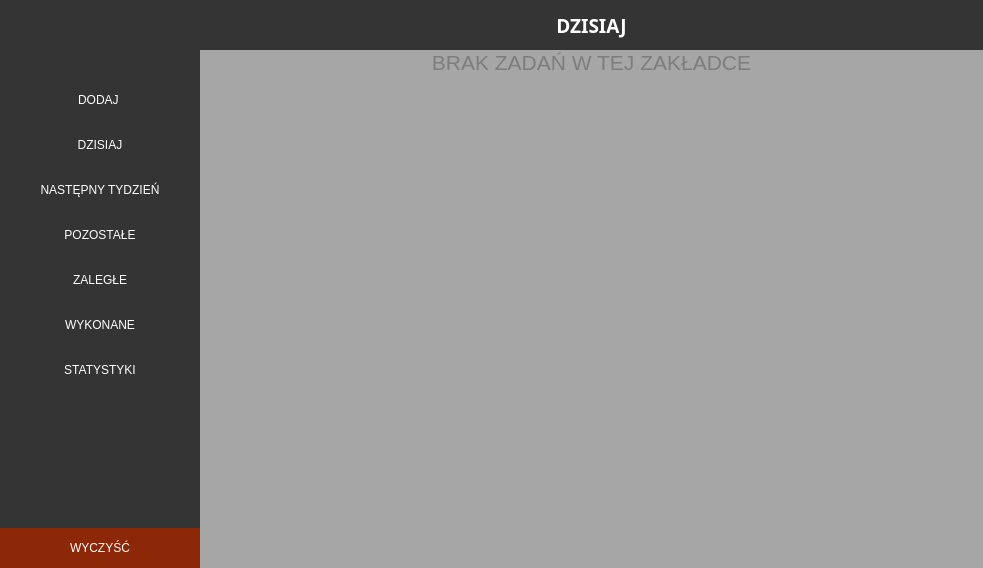
The window that mainwindow.ui (albixus/to_do_list_university_project) describes before a commit, drawn with Qt 5.
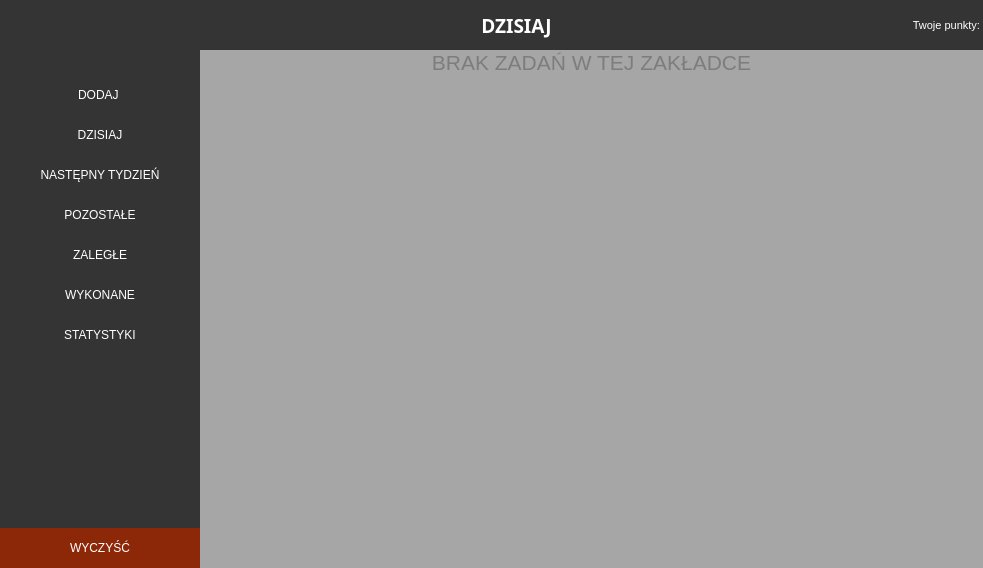
The same window after the commit. Icons and pictures are not drawn.

Patch:
```diff
--- a/mainwindow.ui
+++ b/mainwindow.ui
@@ -27,7 +27,13 @@
     <normaloff>:/images/img/to_do_list.png</normaloff>:/images/img/to_do_list.png</iconset>
   </property>
   <property name="styleSheet">
-   <string notr="true">#centralWidget
+   <string notr="true">#rank_label
+{
+		background-color:rgb(52, 52, 52);
+		color:white;
+}
+
+#centralWidget
 {
 	background-color:rgb(166, 166, 166);
 }
@@ -162,7 +168,7 @@
          <item>
           <layout class="QVBoxLayout" name="sidebar_layout">
            <property name="spacing">
-            <number>5</number>
+            <number>0</number>
            </property>
            <property name="topMargin">
             <number>0</number>
@@ -400,7 +406,7 @@
            <x>0</x>
            <y>0</y>
            <width>767</width>
-           <height>567</height>
+           <height>569</height>
           </rect>
          </property>
          <property name="minimumSize">
@@ -426,6 +432,14 @@
            <number>0</number>
           </property>
           <item>
+           <layout class="QHBoxLayout" name="header_layout">
+            <property name="spacing">
+             <number>0</number>
+            </property>
+            <property name="topMargin">
+             <number>0</number>
+            </property>
+            <item>
            <widget class="QLabel" name="header">
             <property name="minimumSize">
              <size>
@@ -468,6 +482,32 @@
              <set>Qt::NoTextInteraction</set>
             </property>
            </widget>
+            </item>
+            <item>
+             <widget class="QLabel" name="rank_label">
+              <property name="maximumSize">
+               <size>
+                <width>150</width>
+                <height>16777215</height>
+               </size>
+              </property>
+              <property name="font">
+               <font>
+                <pointsize>8</pointsize>
+               </font>
+              </property>
+              <property name="text">
+               <string>Twoje punkty: </string>
+              </property>
+              <property name="alignment">
+               <set>Qt::AlignRight|Qt::AlignTrailing|Qt::AlignVCenter</set>
+              </property>
+              <property name="margin">
+               <number>15</number>
+              </property>
+             </widget>
+            </item>
+           </layout>
           </item>
           <item>
            <widget class="QLabel" name="no_task">
```
Left out of the diff: 2 changed lines with no effect on the pictures. Lines whose indentation alone changed are shown as unchanged.
